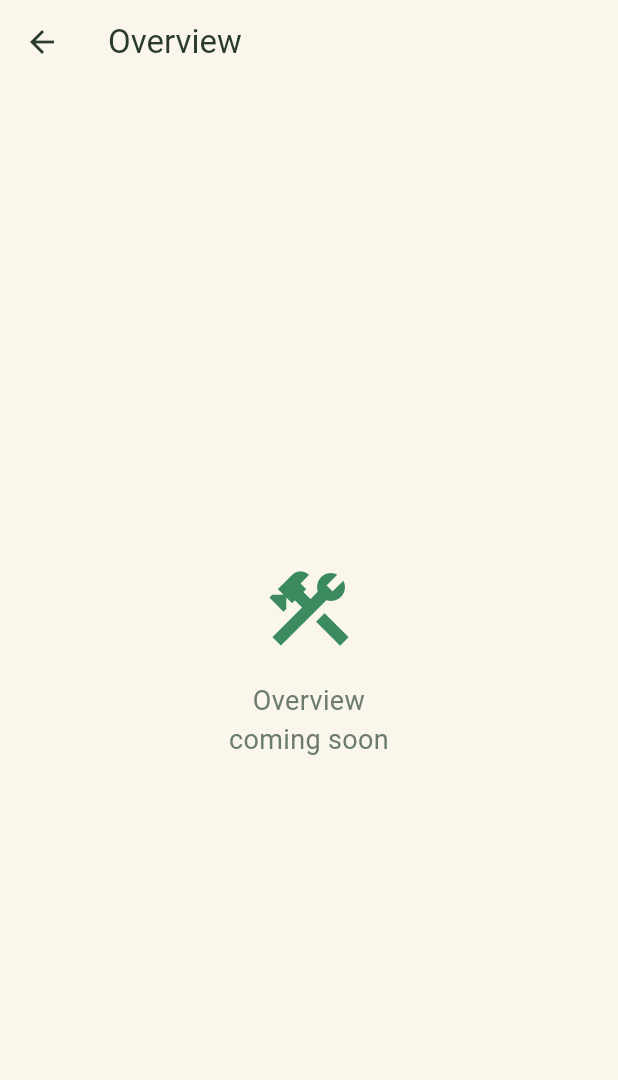
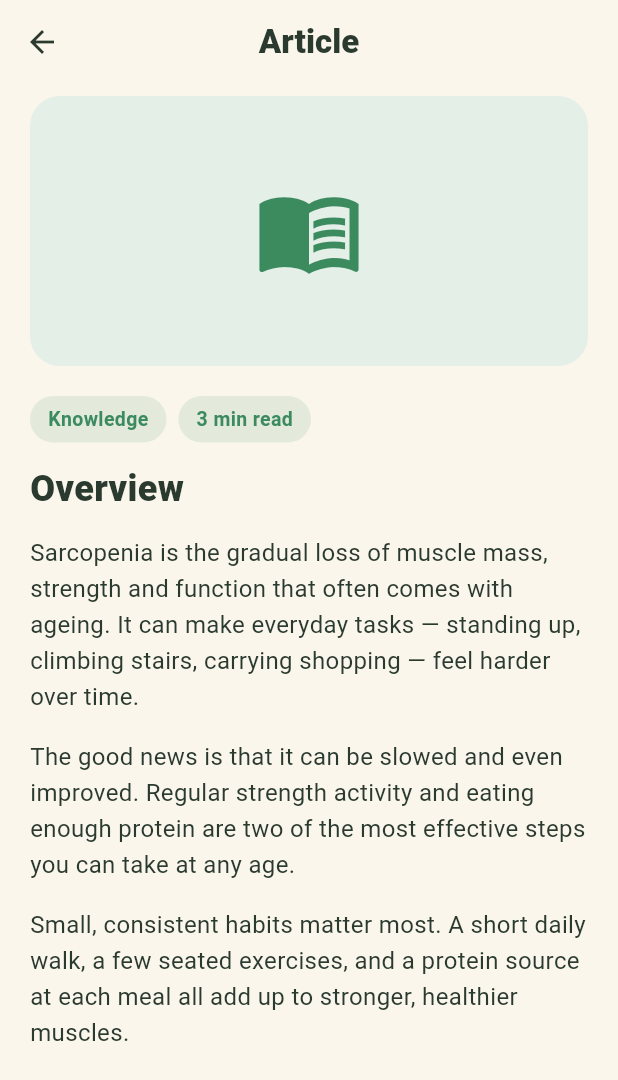
Before and after one commit to anuruddhika94/sarco_care, a Flutter app: the KnowledgeScreen screen opened directly, after a tap on "Overview", on a phone screen of 412 x 824 dp. Shown: the top 1080 px of the screen. Run offline on Flutter 3.47's test engine with Material 3 defaults, Android fonts, the phone set to English and light mode, and no system bars.

Commit message:
Add article detail screen from Knowledge
- Article Detail: hero, category/read-time chips, title and body paragraphs
- Knowledge article rows now open the article detail

```diff
--- /dev/null
+++ b/lib/screens/article_detail_screen.dart
@@ -0,0 +1,108 @@
+import 'package:flutter/material.dart';
+
+import '../theme/app_theme.dart';
+
+/// Article detail — a readable educational article opened from Knowledge.
+/// Pure UI: hero, meta chips and body paragraphs (shared sample content).
+class ArticleDetailScreen extends StatelessWidget {
+  const ArticleDetailScreen({super.key, required this.title});
+
+  final String title;
+
+  static const _paragraphs = [
+    'Sarcopenia is the gradual loss of muscle mass, strength and function '
+        'that often comes with ageing. It can make everyday tasks — standing '
+        'up, climbing stairs, carrying shopping — feel harder over time.',
+    'The good news is that it can be slowed and even improved. Regular '
+        'strength activity and eating enough protein are two of the most '
+        'effective steps you can take at any age.',
+    'Small, consistent habits matter most. A short daily walk, a few seated '
+        'exercises, and a protein source at each meal all add up to stronger, '
+        'healthier muscles.',
+  ];
+
+  @override
+  Widget build(BuildContext context) {
+    return Scaffold(
+      backgroundColor: AppColors.background,
+      appBar: AppBar(
+        backgroundColor: AppColors.background,
+        foregroundColor: AppColors.textDark,
+        elevation: 0,
+        title: const Text(
+          'Article',
+          style: TextStyle(fontWeight: FontWeight.w800),
+        ),
+        centerTitle: true,
+      ),
+      body: ListView(
+        padding: const EdgeInsets.fromLTRB(20, 8, 20, 24),
+        children: [
+          // Hero image placeholder.
+          Container(
+            height: 180,
+            decoration: BoxDecoration(
+              color: AppColors.softGreen,
+              borderRadius: BorderRadius.circular(20),
+            ),
+            child: Icon(Icons.menu_book_outlined, size: 72, color: AppColors.primary),
+          ),
+          const SizedBox(height: 20),
+          Row(
+            children: const [
+              _MetaChip(text: 'Knowledge'),
+              SizedBox(width: 8),
+              _MetaChip(text: '3 min read'),
+            ],
+          ),
+          const SizedBox(height: 16),
+          Text(
+            title,
+            style: TextStyle(
+              fontSize: 24,
+              fontWeight: FontWeight.w800,
+              height: 1.25,
+              color: AppColors.textDark,
+            ),
+          ),
+          const SizedBox(height: 16),
+          for (final p in _paragraphs) ...[
+            Text(
+              p,
+              style: TextStyle(
+                fontSize: 16,
+                height: 1.5,
+                color: AppColors.textDark,
+              ),
+            ),
+            const SizedBox(height: 16),
+          ],
+        ],
+      ),
+    );
+  }
+}
+
+class _MetaChip extends StatelessWidget {
+  const _MetaChip({required this.text});
+  final String text;
+
+  @override
+  Widget build(BuildContext context) {
+    return Container(
+      padding: const EdgeInsets.symmetric(horizontal: 12, vertical: 6),
+      decoration: BoxDecoration(
+        color: AppColors.primary.withValues(alpha: 0.12),
+        borderRadius: BorderRadius.circular(20),
+      ),
+      child: Text(
+        text,
+        style: TextStyle(
+          fontSize: 13,
+          fontWeight: FontWeight.w600,
+          color: AppColors.primary,
+        ),
+      ),
+    );
+  }
+}
--- a/lib/screens/knowledge_screen.dart
+++ b/lib/screens/knowledge_screen.dart
@@ -1,8 +1,8 @@
 import 'package:flutter/material.dart';
 
 import '../theme/app_theme.dart';
-import '../widgets/placeholder_screen.dart';
 import '../widgets/segmented_tabs.dart';
+import 'article_detail_screen.dart';
 
 /// Knowledge tab (#12) — educational articles with category filters.
 /// Pure UI: category tabs and a list of article rows opening placeholders.
@@ -27,7 +27,7 @@ class _KnowledgeScreenState extends State<KnowledgeScreen> {
 
   void _openArticle(String title) {
     Navigator.of(context).push(
-      MaterialPageRoute(builder: (_) => PlaceholderScreen(title: title)),
+      MaterialPageRoute(builder: (_) => ArticleDetailScreen(title: title)),
     );
   }
 
```
